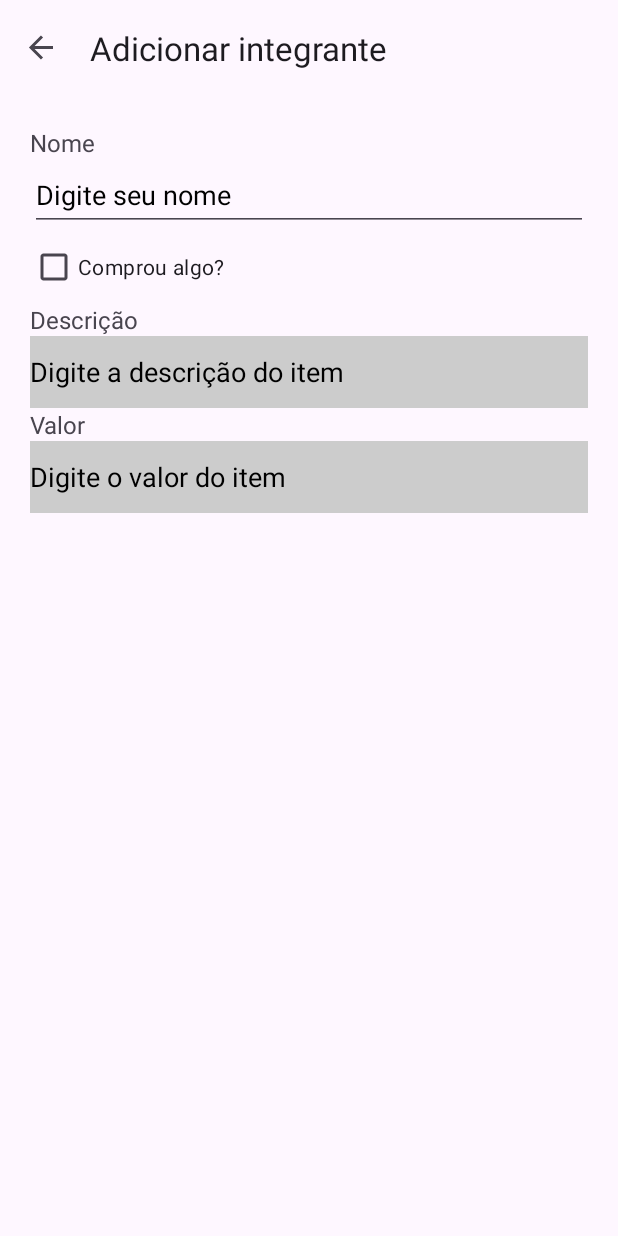
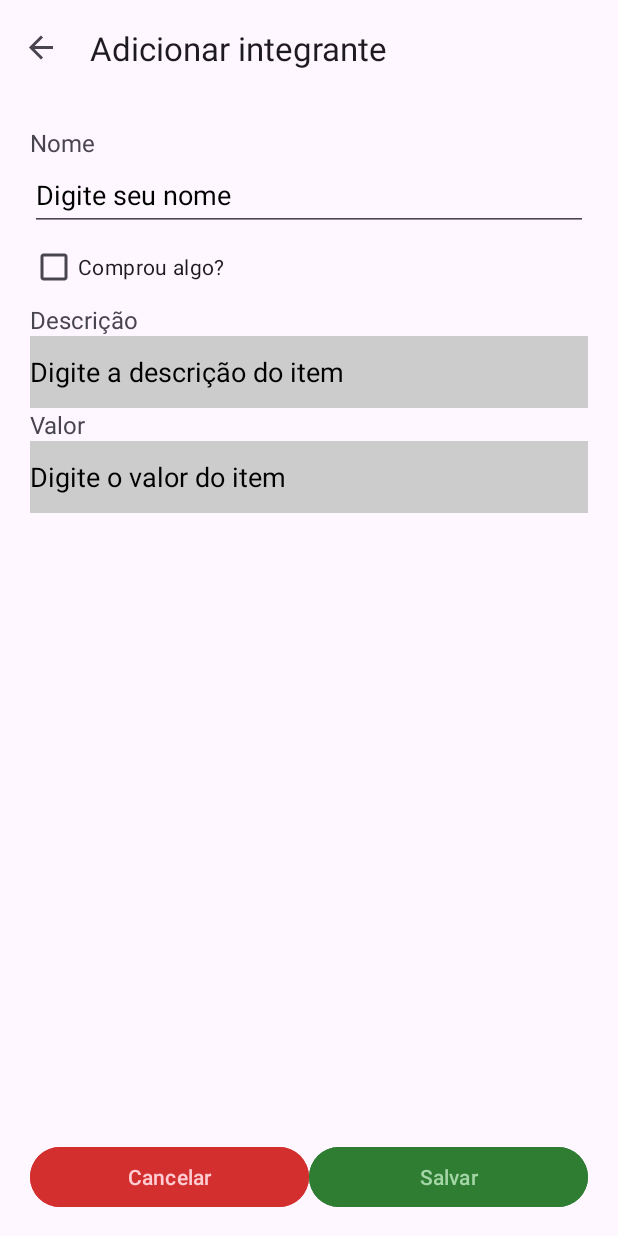
Before and after one commit to leticiotte/SplitTheBill, an Android app: the MemberFormFragment screen opened through its navigation route, on a phone screen of 412 x 824 dp. Run offline under Robolectric (Android 15) with nearby library versions, the phone set to English and light mode, and no system bars; our stand-ins replace navigation-ui.

Commit message:
feat: finish member form ui

```diff
--- a/app/src/main/res/layout/fragment_member_form.xml
+++ b/app/src/main/res/layout/fragment_member_form.xml
@@ -1,4 +1,9 @@
 <?xml version="1.0" encoding="utf-8"?>
+<RelativeLayout xmlns:android="http://schemas.android.com/apk/res/android"
+    xmlns:app="http://schemas.android.com/apk/res-auto"
+    android:layout_width="match_parent"
+    android:layout_height="match_parent">
+
     <ScrollView xmlns:android="http://schemas.android.com/apk/res/android"
         xmlns:app="http://schemas.android.com/apk/res-auto"
         android:layout_width="match_parent"
@@ -65,14 +70,14 @@
                 android:layout_marginStart="20dp"
                 android:layout_marginEnd="20dp"
                 android:autofillHints="name"
+                android:background="@drawable/edittext_background_disabled"
                 android:ems="10"
+                android:enabled="false"
                 android:hint="@string/item_description_hint"
                 android:inputType="text"
                 android:minHeight="48dp"
                 android:textColor="#000000"
                 android:textColorHint="#000000"
-            android:background="@drawable/edittext_background_disabled"
-            android:enabled="false"
 
                 app:layout_constraintStart_toStartOf="parent"
                 app:layout_constraintTop_toBottomOf="@+id/addMemberItemDescriptionTv" />
@@ -94,19 +99,50 @@
                 android:layout_marginStart="20dp"
                 android:layout_marginEnd="20dp"
                 android:autofillHints="name"
+                android:background="@drawable/edittext_background_disabled"
                 android:ems="10"
+                android:enabled="false"
                 android:hint="@string/item_value_hint"
                 android:inputType="numberDecimal"
                 android:minHeight="48dp"
                 android:textColor="#000000"
                 android:textColorHint="#000000"
-            android:background="@drawable/edittext_background_disabled"
-            android:enabled="false"
 
                 app:layout_constraintStart_toStartOf="parent"
                 app:layout_constraintTop_toBottomOf="@+id/addMemberItemValueTv" />
 
 
+        </androidx.constraintlayout.widget.ConstraintLayout>
 
-    </androidx.constraintlayout.widget.ConstraintLayout>
     </ScrollView>
+
+    <LinearLayout
+        android:id="@+id/buttonLayout"
+        android:layout_width="match_parent"
+        android:layout_height="wrap_content"
+        android:layout_alignParentBottom="true"
+        android:layout_marginStart="20dp"
+        android:layout_marginEnd="20dp"
+        android:layout_marginBottom="15dp"
+        android:orientation="horizontal"
+        android:weightSum="2">
+
+        <Button
+            android:id="@+id/button"
+            android:layout_width="0dp"
+            android:layout_height="wrap_content"
+            android:layout_weight="1"
+            android:backgroundTint="@color/cancel_button_background"
+            android:textColor="@color/cancel_button_text"
+            android:text="@string/cancel_button" />
+
+        <Button
+            android:id="@+id/button2"
+            android:layout_width="0dp"
+            android:layout_height="wrap_content"
+            android:layout_weight="1"
+            android:backgroundTint="@color/save_button_background"
+            android:textColor="@color/save_button_text"
+            android:text="@string/save_button" />
+    </LinearLayout>
+</RelativeLayout>
--- a/app/src/main/res/values/colors.xml
+++ b/app/src/main/res/values/colors.xml
@@ -2,4 +2,10 @@
 <resources>
     <color name="black">#FF000000</color>
     <color name="white">#FFFFFFFF</color>
+
+    <color name="cancel_button_background">#D32F2F</color>
+    <color name="cancel_button_text">#FFCDD2</color>
+
+    <color name="save_button_background">#2E7D32</color>
+    <color name="save_button_text">#A5D6A7</color>
 </resources>
--- a/app/src/main/res/values/strings.xml
+++ b/app/src/main/res/values/strings.xml
@@ -28,4 +28,9 @@
     <!-- Strings formatted -->
     <string name="formatted_value">R$ %.2f</string>
     <string name="formatted_item_header">Item de %s</string>
+
+
+    <!-- Buttons names -->
+    <string name="cancel_button">Cancelar</string>
+    <string name="save_button">Salvar</string>
 </resources>
```
Lines whose indentation alone changed are shown as unchanged.
